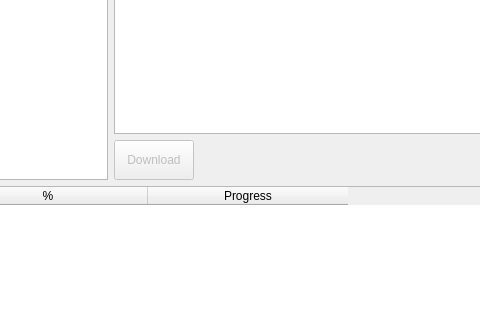
The window that src/main/resources/base/mainwindow.ui (spellr/glacier-client) describes before a commit, drawn with Qt 5; both pictures show x 462 to 942 and y 139 to 459 of the 1146 by 686 pixel window.
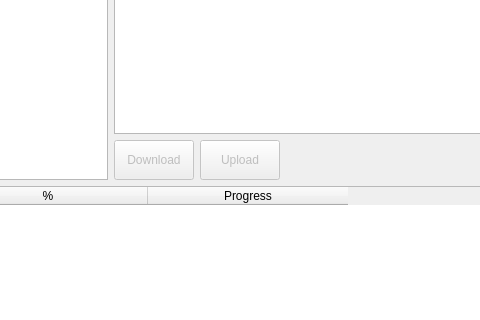
The same window after the commit.

Commit message: Added upload button and enabling it

Patch:
```diff
--- a/src/main/resources/base/mainwindow.ui
+++ b/src/main/resources/base/mainwindow.ui
@@ -171,6 +171,22 @@
               </property>
              </widget>
             </item>
+            <item>
+             <widget class="QPushButton" name="upload_btn">
+              <property name="enabled">
+               <bool>false</bool>
+              </property>
+              <property name="minimumSize">
+               <size>
+                <width>80</width>
+                <height>40</height>
+               </size>
+              </property>
+              <property name="text">
+               <string>Upload</string>
+              </property>
+             </widget>
+            </item>
             <item>
              <spacer name="horizontalSpacer_3">
               <property name="orientation">
```
Left out of the diff: 2 changed lines with no effect on the pictures. The commit also changes 3 other files.
